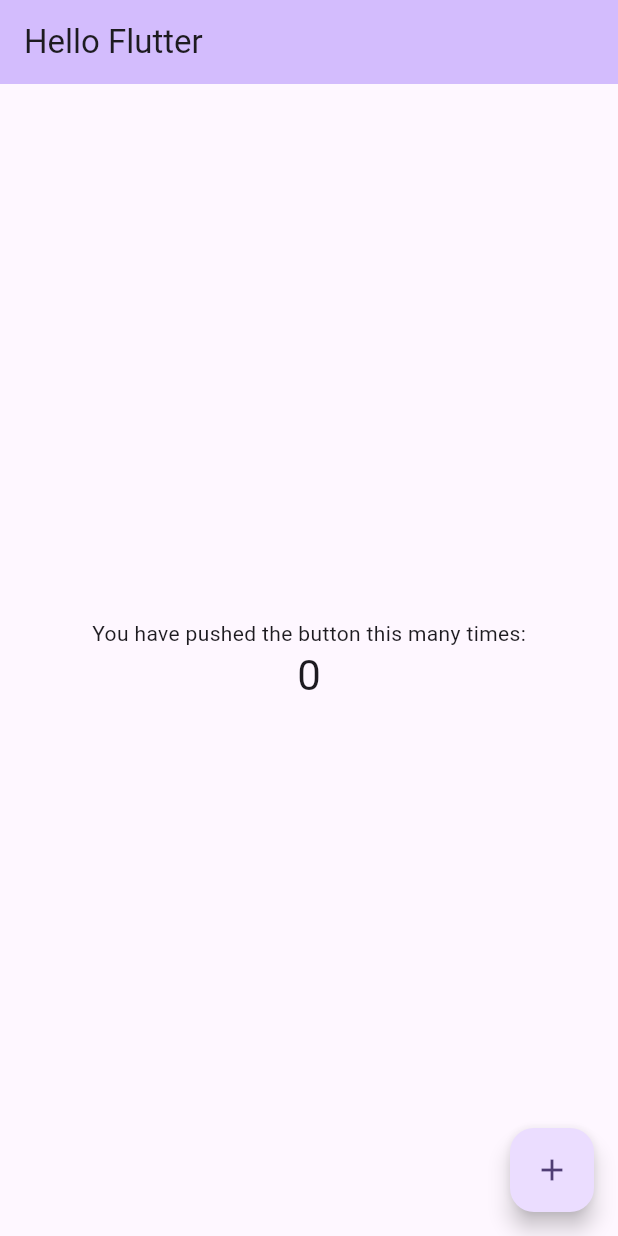
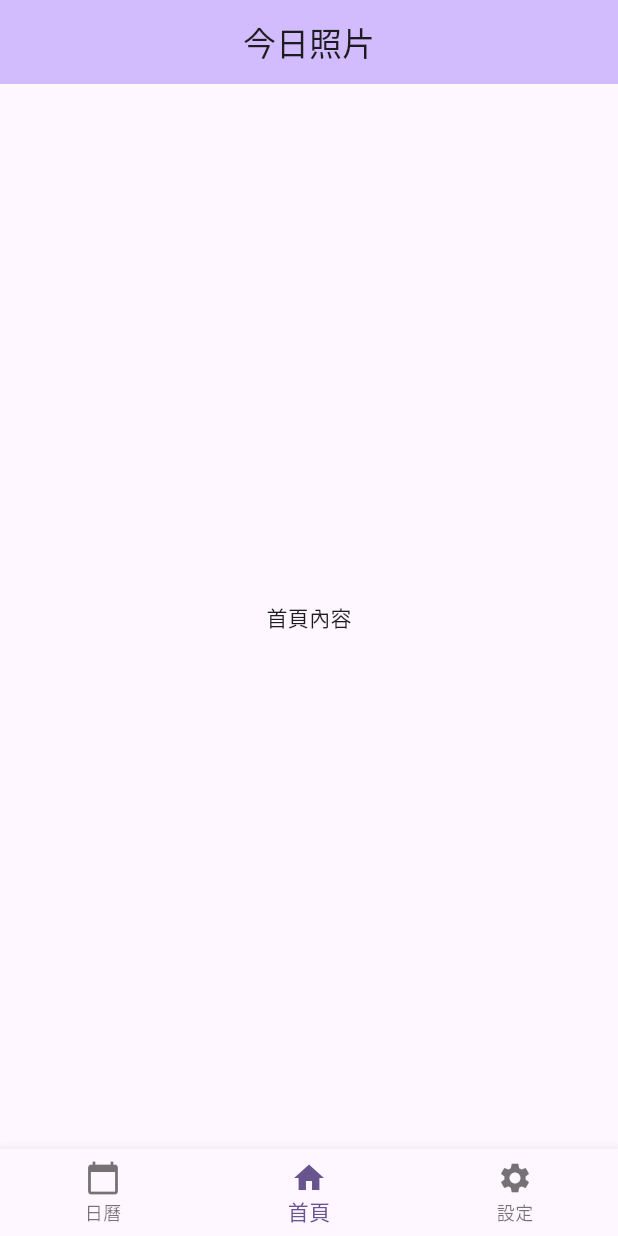
Before and after one commit to PinQiH/apod_flutter, a Flutter app: the screen it shows after launch, on a phone screen of 412 x 824 dp. Run offline on Flutter 3.47's test engine with Material 3 defaults, Android fonts, the phone set to English and light mode, and no system bars.

Commit message:
切版完成

```diff
--- a/lib/main.dart
+++ b/lib/main.dart
@@ -13,41 +13,16 @@ class MyApp extends StatelessWidget {
     return MaterialApp(
       title: 'Flutter Demo',
       theme: ThemeData(
-        // This is the theme of your application.
-        //
-        // TRY THIS: Try running your application with "flutter run". You'll see
-        // the application has a purple toolbar. Then, without quitting the app,
-        // try changing the seedColor in the colorScheme below to Colors.green
-        // and then invoke "hot reload" (save your changes or press the "hot
-        // reload" button in a Flutter-supported IDE, or press "r" if you used
-        // the command line to start the app).
-        //
-        // Notice that the counter didn't reset back to zero; the application
-        // state is not lost during the reload. To reset the state, use hot
-        // restart instead.
-        //
-        // This works for code too, not just values: Most code changes can be
-        // tested with just a hot reload.
         colorScheme: ColorScheme.fromSeed(seedColor: Colors.deepPurple),
         useMaterial3: true,
       ),
-      home: const MyHomePage(title: 'Hello Flutter'),
+      home: const MyHomePage(title: '今日照片'),
     );
   }
 }
 
 class MyHomePage extends StatefulWidget {
   const MyHomePage({super.key, required this.title});
-
-  // This widget is the home page of your application. It is stateful, meaning
-  // that it has a State object (defined below) that contains fields that affect
-  // how it looks.
-
-  // This class is the configuration for the state. It holds the values (in this
-  // case the title) provided by the parent (in this case the App widget) and
-  // used by the build method of the State. Fields in a Widget subclass are
-  // always marked "final".
-
   final String title;
 
   @override
@@ -55,71 +30,61 @@ class MyHomePage extends StatefulWidget {
 }
 
 class _MyHomePageState extends State<MyHomePage> {
-  int _counter = 0;
+  int _selectedIndex = 1; // 預設選擇首頁(第二個項目)
 
-  void _incrementCounter() {
+  void _onItemTapped(int index) {
     setState(() {
-      // This call to setState tells the Flutter framework that something has
-      // changed in this State, which causes it to rerun the build method below
-      // so that the display can reflect the updated values. If we changed
-      // _counter without calling setState(), then the build method would not be
-      // called again, and so nothing would appear to happen.
-      _counter++;
+      _selectedIndex = index;
     });
   }
 
   @override
   Widget build(BuildContext context) {
-    // This method is rerun every time setState is called, for instance as done
-    // by the _incrementCounter method above.
-    //
-    // The Flutter framework has been optimized to make rerunning build methods
-    // fast, so that you can just rebuild anything that needs updating rather
-    // than having to individually change instances of widgets.
+    Widget content;
+
+    // 根據選擇的索引顯示相應的頁面
+    switch (_selectedIndex) {
+      case 0:
+        content = Text('日曆內容');
+        break;
+      case 1:
+        content = Text('首頁內容');
+        break;
+      case 2:
+        content = Text('設定內容');
+        break;
+      default:
+        content = Text('未知的索引');
+    }
+
     return Scaffold(
       appBar: AppBar(
-        // TRY THIS: Try changing the color here to a specific color (to
-        // Colors.amber, perhaps?) and trigger a hot reload to see the AppBar
-        // change color while the other colors stay the same.
         backgroundColor: Theme.of(context).colorScheme.inversePrimary,
-        // Here we take the value from the MyHomePage object that was created by
-        // the App.build method, and use it to set our appbar title.
+        centerTitle: true,
         title: Text(widget.title),
       ),
-      body: Center(
-        // Center is a layout widget. It takes a single child and positions it
-        // in the middle of the parent.
-        child: Column(
-          // Column is also a layout widget. It takes a list of children and
-          // arranges them vertically. By default, it sizes itself to fit its
-          // children horizontally, and tries to be as tall as its parent.
-          //
-          // Column has various properties to control how it sizes itself and
-          // how it positions its children. Here we use mainAxisAlignment to
-          // center the children vertically; the main axis here is the vertical
-          // axis because Columns are vertical (the cross axis would be
-          // horizontal).
-          //
-          // TRY THIS: Invoke "debug painting" (choose the "Toggle Debug Paint"
-          // action in the IDE, or press "p" in the console), to see the
-          // wireframe for each widget.
-          mainAxisAlignment: MainAxisAlignment.center,
-          children: <Widget>[
-            const Text(
-              'You have pushed the button this many times:',
-            ),
-            Text(
-              '$_counter',
-              style: Theme.of(context).textTheme.headlineMedium,
-            ),
-          ],
-        ),
-      ),
-      floatingActionButton: FloatingActionButton(
-        onPressed: _incrementCounter,
-        tooltip: 'Increment',
-        child: const Icon(Icons.add),
-      ), // This trailing comma makes auto-formatting nicer for build methods.
+      body: Center(child: content),
+      bottomNavigationBar: BottomNavigationBar(
+        items: const <BottomNavigationBarItem>[
+          BottomNavigationBarItem(
+            icon: Icon(Icons.calendar_today),
+            label: '日曆',
+            tooltip: '',
+          ),
+          BottomNavigationBarItem(
+            icon: Icon(Icons.home),
+            label: '首頁',
+            tooltip: '',
+          ),
+          BottomNavigationBarItem(
+            icon: Icon(Icons.settings),
+            label: '設定',
+            tooltip: '',
+          ),
+        ],
+        currentIndex: _selectedIndex, // 當前選中的索引
+        onTap: _onItemTapped, // 更新選中的索引
+      ),// This trailing comma makes auto-formatting nicer for build methods.
     );
   }
 }
```
